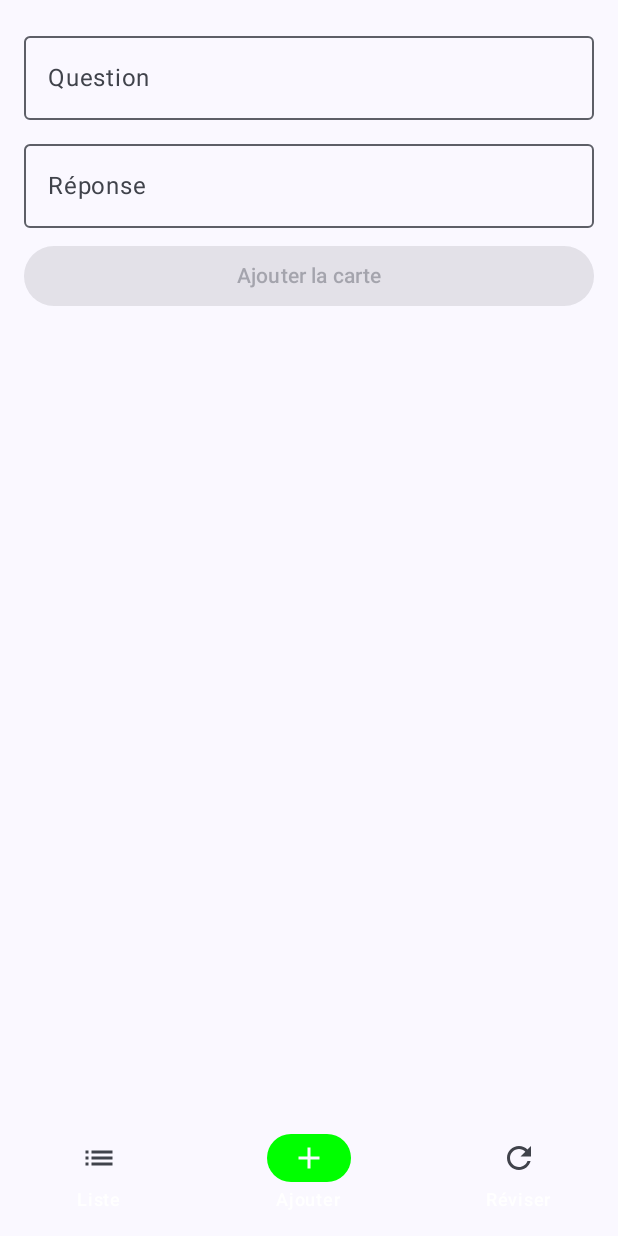
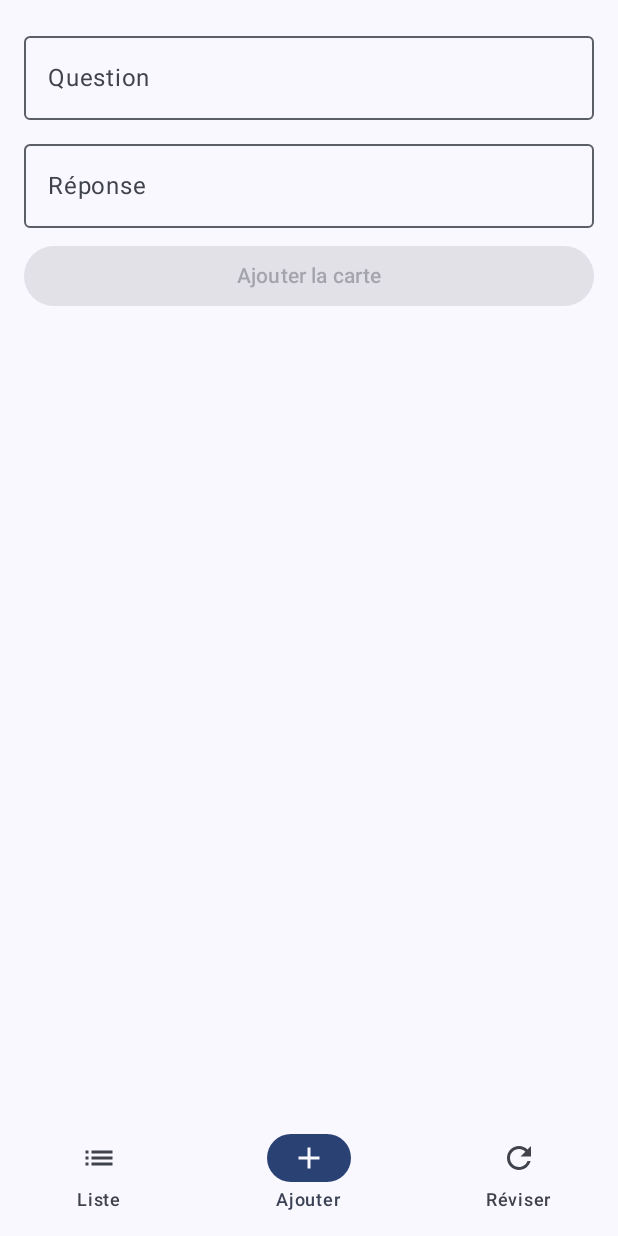
Before and after one commit to Fagnolr/FlashCardApp, an Android app built with Jetpack Compose: the screen it shows after launch (MainActivity), item 2 of the bottom bar chosen, on a phone screen of 412 x 824 dp. Run offline under Robolectric (Android 15) with nearby library versions, the phone set to English and light mode, and no system bars; our stand-ins replace Dagger/Hilt's generated code, Room's generated code.

Commit message:
modification display algo pour afficher les cards + modification couleur + modification gestion d'erreur HomeScreen + Fix UI

```diff
--- a/Navigation/src/main/java/com/example/navigation/navigation/BottomNavigationBar.kt
+++ b/Navigation/src/main/java/com/example/navigation/navigation/BottomNavigationBar.kt
@@ -3,7 +3,6 @@ package com.example.navigation.navigation
 import androidx.compose.material.icons.Icons
 import androidx.compose.material.icons.automirrored.filled.List
 import androidx.compose.material.icons.filled.Add
-import androidx.compose.material.icons.filled.Home
 import androidx.compose.material.icons.filled.Refresh
 import androidx.compose.material3.Icon
 import androidx.compose.material3.MaterialTheme
@@ -16,7 +15,6 @@ import androidx.compose.runtime.getValue
 import androidx.compose.runtime.mutableIntStateOf
 import androidx.compose.runtime.saveable.rememberSaveable
 import androidx.compose.runtime.setValue
-import androidx.compose.ui.graphics.Color
 import androidx.compose.ui.graphics.vector.ImageVector
 import androidx.compose.ui.res.stringResource
 import androidx.navigation.NavController
@@ -66,16 +64,11 @@ fun BottomNavigationBar(
                 label = {
                     Text(
                         item.title,
-                        color = if (index == selectedItem) {
-                            Color.White
-                        } else {
-                            MaterialTheme.colorScheme.onSecondary
-                        },
                     )
                 },
                 colors = NavigationBarItemDefaults.colors(
                     selectedIconColor = MaterialTheme.colorScheme.surface,
-                    indicatorColor = Color.Green,
+                    indicatorColor = MaterialTheme.colorScheme.primary,
                 ),
             )
         }
--- a/Presentation/src/main/java/com/example/presentation/screens/home/HomeScreen.kt
+++ b/Presentation/src/main/java/com/example/presentation/screens/home/HomeScreen.kt
@@ -54,7 +54,14 @@ fun HomeContent(
 ) {
     when (state) {
         is HomeScreenUiState.Loading -> {
-            CircularProgressIndicator(modifier = Modifier.padding(top = 8.dp))
+            Box(
+                modifier = Modifier
+                    .fillMaxSize()
+                    .then(modifier),
+                contentAlignment = Alignment.Center
+            ) {
+                CircularProgressIndicator()
+            }
         }
 
         is HomeScreenUiState.Success -> {
@@ -62,7 +69,14 @@ fun HomeContent(
         }
 
         is HomeScreenUiState.Error -> {
-            Text(stringResource(R.string.error_with_argument, state.message))
+            Box(
+                modifier = Modifier
+                    .fillMaxSize()
+                    .then(modifier),
+                contentAlignment = Alignment.Center
+            ) {
+                Text(stringResource(R.string.error_with_argument, state.message))
+            }
         }
     }
 }
--- a/Presentation/src/main/java/com/example/presentation/screens/home/HomeScreenViewModel.kt
+++ b/Presentation/src/main/java/com/example/presentation/screens/home/HomeScreenViewModel.kt
@@ -1,6 +1,5 @@
 package com.example.presentation.screens.home
 
-import android.util.Log
 import androidx.lifecycle.ViewModel
 import androidx.lifecycle.viewModelScope
 import com.example.domain.model.FlashCardModel
@@ -9,11 +8,10 @@ import com.example.domain.usecases.RemoveFlashCardUseCase
 import dagger.hilt.android.lifecycle.HiltViewModel
 import kotlinx.collections.immutable.toPersistentList
 import kotlinx.coroutines.Dispatchers
-import kotlinx.coroutines.flow.SharingStarted
+import kotlinx.coroutines.flow.MutableStateFlow
 import kotlinx.coroutines.flow.StateFlow
 import kotlinx.coroutines.flow.flowOn
 import kotlinx.coroutines.flow.map
-import kotlinx.coroutines.flow.stateIn
 import kotlinx.coroutines.launch
 import javax.inject.Inject
 
@@ -23,12 +21,18 @@ class HomeScreenViewModel @Inject constructor(
     private val removeFlashCardUseCase: RemoveFlashCardUseCase
 ) : ViewModel() {
 
-    val state: StateFlow<HomeScreenUiState> = getFlashCardsUseCase()
-        .map { flashCardsResult ->
-            flashCardsResult.fold(
+    private val _state = MutableStateFlow<HomeScreenUiState>(HomeScreenUiState.Loading)
+    val state: StateFlow<HomeScreenUiState> = _state
+
+    init {
+        viewModelScope.launch {
+            getFlashCardsUseCase()
+                .map { result ->
+                    result.fold(
                         onSuccess = { flashCards ->
                             HomeScreenUiState.Success(
-                        flashCards = flashCards.map { it.toFlashCardItem() }.toPersistentList()
+                                flashCards = flashCards.map { it.toFlashCardItem() }
+                                    .toPersistentList()
                             )
                         },
                         onFailure = { error ->
@@ -37,18 +41,16 @@ class HomeScreenViewModel @Inject constructor(
                     )
                 }
                 .flowOn(Dispatchers.IO)
-        .stateIn(
-            scope = viewModelScope,
-            started = SharingStarted.WhileSubscribed(5_000L),
-            initialValue = HomeScreenUiState.Loading
-        )
+                .collect { _state.value = it }
+        }
+    }
 
     fun deleteFlashCard(flashCardItem: FlashCardItem) {
         viewModelScope.launch {
             try {
                 removeFlashCardUseCase(flashCardItem.toFlashCardModel())
             } catch (e: Exception) {
-                Log.d("dede", e.message.orEmpty()) //TODO CHANGER ICI
+                _state.value = HomeScreenUiState.Error(e.localizedMessage.orEmpty())
             }
         }
     }
```
Also changed, not shown: Presentation/src/main/java/com/example/presentation/screens/flashcardrevision/FlashCardRevisionViewModel.kt (+16 -5 lines). Lines whose indentation alone changed are shown as unchanged.
